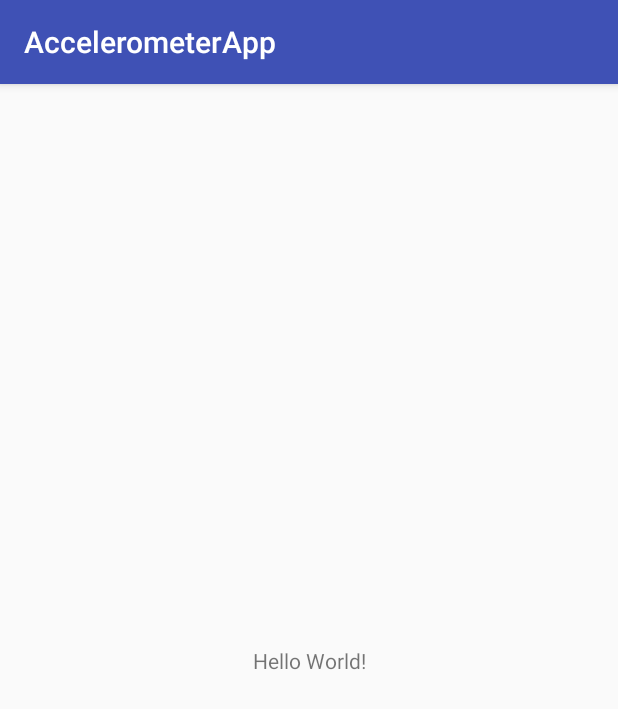
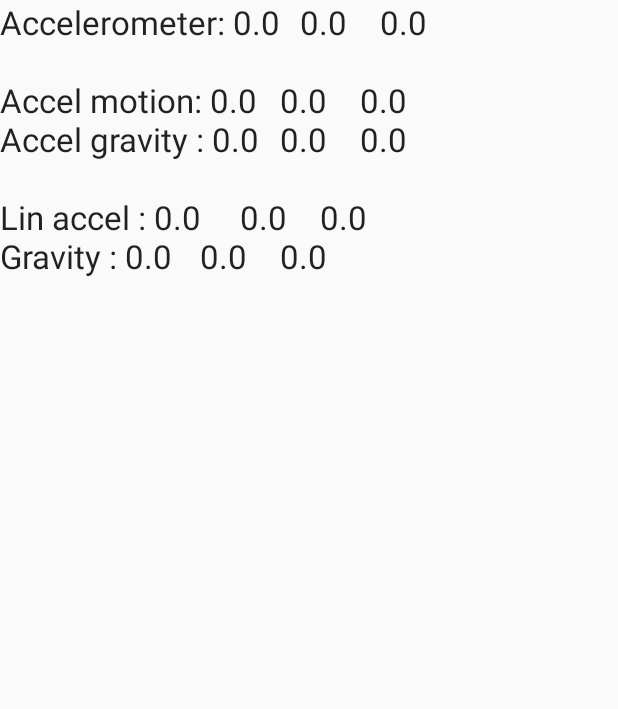
Before and after one commit to Orishkevich/AccelerometerApp, an Android app: the screen it shows after launch (Login), on a phone screen of 412 x 824 dp. Shown: the top 709 px of the screen. Run offline under Robolectric (Android 15) with nearby library versions, the phone set to English and light mode, and no system bars.

Commit message:
first commit

```diff
--- a/app/src/main/AndroidManifest.xml
+++ b/app/src/main/AndroidManifest.xml
@@ -4,7 +4,7 @@
 
     <application
         android:allowBackup="true"
-        android:icon="@mipmap/ic_launcher"
+        android:icon="@drawable/unnamed"
         android:label="@string/app_name"
         android:roundIcon="@mipmap/ic_launcher_round"
         android:supportsRtl="true"
--- a/app/src/main/java/com/orishkevich/accelerometerapp/Login.java
+++ b/app/src/main/java/com/orishkevich/accelerometerapp/Login.java
@@ -1,13 +1,123 @@
 package com.orishkevich.accelerometerapp;
 
-import android.support.v7.app.AppCompatActivity;
+
+import java.util.Timer;
+import java.util.TimerTask;
+
+import android.app.Activity;
+import android.hardware.Sensor;
+import android.hardware.SensorEvent;
+import android.hardware.SensorEventListener;
+import android.hardware.SensorManager;
 import android.os.Bundle;
+import android.widget.TextView;
 
-public class Login extends AppCompatActivity {
+public class Login extends Activity {
+
+    TextView tvText;
+    SensorManager sensorManager;
+    Sensor sensorAccel;
+    Sensor sensorLinAccel;
+    Sensor sensorGravity;
+
+    StringBuilder sb = new StringBuilder();
+
+    Timer timer;
 
     @Override
     protected void onCreate(Bundle savedInstanceState) {
         super.onCreate(savedInstanceState);
         setContentView(R.layout.activity_login);
+        tvText = (TextView) findViewById(R.id.tvText);
+        sensorManager = (SensorManager) getSystemService(SENSOR_SERVICE);
+        sensorAccel = sensorManager.getDefaultSensor(Sensor.TYPE_ACCELEROMETER);
+        sensorLinAccel = sensorManager.getDefaultSensor(Sensor.TYPE_LINEAR_ACCELERATION);
+        sensorGravity = sensorManager.getDefaultSensor(Sensor.TYPE_GRAVITY);
+
     }
+
+    @Override
+    protected void onResume() {
+        super.onResume();
+
+        sensorManager.registerListener(listener, sensorAccel,SensorManager.SENSOR_DELAY_NORMAL);
+        sensorManager.registerListener(listener, sensorLinAccel,SensorManager.SENSOR_DELAY_NORMAL);
+        sensorManager.registerListener(listener, sensorGravity,SensorManager.SENSOR_DELAY_NORMAL);
+
+        timer = new Timer();
+        TimerTask task = new TimerTask() {
+            @Override
+            public void run() {
+                runOnUiThread(new Runnable() {
+                    @Override
+                    public void run() {
+                        showInfo();
+                    }
+                });
+            }
+        };
+        timer.schedule(task, 0, 400);
+    }
+
+    @Override
+    protected void onPause() {
+        super.onPause();
+        sensorManager.unregisterListener(listener);
+        timer.cancel();
+    }
+
+    String format(float values[]) {
+        return String.format("%1$.1f\t\t%2$.1f\t\t%3$.1f", values[0], values[1],
+                values[2]);
+    }
+
+    void showInfo() {
+        sb.setLength(0);
+        sb.append("Accelerometer: " + format(valuesAccel))
+                .append("\n\nAccel motion: " + format(valuesAccelMotion))
+                .append("\nAccel gravity : " + format(valuesAccelGravity))
+                .append("\n\nLin accel : " + format(valuesLinAccel))
+                .append("\nGravity : " + format(valuesGravity));
+        tvText.setText(sb);
+    }
+
+    float[] valuesAccel = new float[3];
+    float[] valuesAccelMotion = new float[3];
+    float[] valuesAccelGravity = new float[3];
+    float[] valuesLinAccel = new float[3];
+    float[] valuesGravity = new float[3];
+
+    SensorEventListener listener = new SensorEventListener() {
+
+        @Override
+        public void onAccuracyChanged(Sensor sensor, int accuracy) {
+        }
+
+        @Override
+        public void onSensorChanged(SensorEvent event) {
+            switch (event.sensor.getType()) {
+                case Sensor.TYPE_ACCELEROMETER:
+                    for (int i = 0; i < 3; i++) {
+                        valuesAccel[i] = event.values[i];
+                        valuesAccelGravity[i] = (float) (0.1 * event.values[i] + 0.9 * valuesAccelGravity[i]);
+                        valuesAccelMotion[i] = event.values[i]
+                                - valuesAccelGravity[i];
+                    }
+                    break;
+                case Sensor.TYPE_LINEAR_ACCELERATION:
+                    for (int i = 0; i < 3; i++) {
+                        valuesLinAccel[i] = event.values[i];
+                    }
+                    break;
+                case Sensor.TYPE_GRAVITY:
+                    for (int i = 0; i < 3; i++) {
+                        valuesGravity[i] = event.values[i];
+                    }
+                    break;
+            }
+
+        }
+
+    };
+
 }
--- a/app/src/main/res/layout/activity_login.xml
+++ b/app/src/main/res/layout/activity_login.xml
@@ -1,18 +1,13 @@
 <?xml version="1.0" encoding="utf-8"?>
-<android.support.constraint.ConstraintLayout xmlns:android="http://schemas.android.com/apk/res/android"
-    xmlns:app="http://schemas.android.com/apk/res-auto"
+<RelativeLayout
+    xmlns:android="http://schemas.android.com/apk/res/android"
     xmlns:tools="http://schemas.android.com/tools"
     android:layout_width="match_parent"
-    android:layout_height="match_parent"
-    tools:context="com.orishkevich.accelerometerapp.Login">
-
+    android:layout_height="match_parent">
     <TextView
+        android:id="@+id/tvText"
         android:layout_width="wrap_content"
         android:layout_height="wrap_content"
-        android:text="Hello World!"
-        app:layout_constraintBottom_toBottomOf="parent"
-        app:layout_constraintLeft_toLeftOf="parent"
-        app:layout_constraintRight_toRightOf="parent"
-        app:layout_constraintTop_toTopOf="parent" />
-
-</android.support.constraint.ConstraintLayout>
+        android:textAppearance="?android:attr/textAppearanceLarge">
+    </TextView>
+</RelativeLayout>
```
Also changed, not shown: app/src/main/res/drawable/unnamed.png (added).
